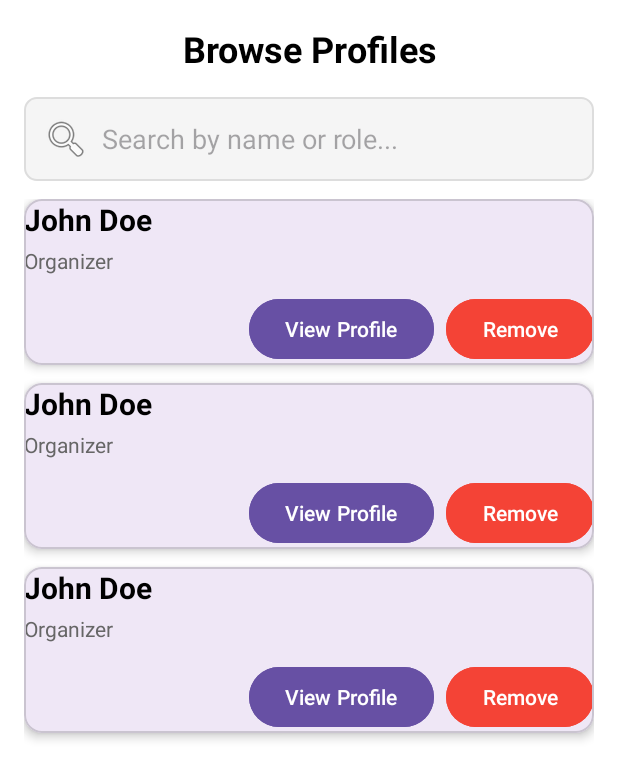
After one commit to CMPUT301F25fusion1/fusion1-events, an Android app: the layout activity_profile_browse.xml on its own in the app's theme, with its tools: preview values and no code run, on a phone screen of 412 x 824 dp. The commit adds this screen. Shown: the top 779 px of the screen. Run offline under Robolectric (Android 15) with nearby library versions, the phone set to English and light mode, and no system bars.

Commit message:
Kalista (#71)
* US 03.06.01: admin browse images

* add design

* check

* merge with main

* select entrants

```diff
--- a/code/fusion1events/app/build.gradle.kts
+++ b/code/fusion1events/app/build.gradle.kts
@@ -57,6 +57,9 @@ dependencies {
     implementation(platform("com.google.firebase:firebase-bom:34.4.0"))
     implementation("com.google.firebase:firebase-analytics")
     implementation("com.google.firebase:firebase-firestore")
+    implementation("com.cloudinary:cloudinary-android:2.3.1")
+    implementation ("com.github.bumptech.glide:glide:4.16.0")
+    annotationProcessor ("com.github.bumptech.glide:compiler:4.16.0")
 
     testImplementation("com.google.truth:truth:1.4.2")
 
--- a/code/fusion1events/app/src/main/AndroidManifest.xml
+++ b/code/fusion1events/app/src/main/AndroidManifest.xml
@@ -2,7 +2,7 @@
 <manifest xmlns:android="http://schemas.android.com/apk/res/android"
     package="com.example.fusion1_events"
     xmlns:tools="http://schemas.android.com/tools">
-
+    <uses-permission android:name="android.permission.INTERNET" />
     <application
         android:allowBackup="true"
         android:dataExtractionRules="@xml/data_extraction_rules"
@@ -14,6 +14,7 @@
         android:theme="@style/Theme.Fusion1events">
         <activity
             android:name=".LoadAppActivity"
+
             android:exported="true">
             <intent-filter>
                 <action android:name="android.intent.action.MAIN" />
@@ -36,6 +37,8 @@
         <activity android:name=".AdminBrowseImagesActivity" />
         <activity android:name=".AdminEventDetailsActivity" />
         <activity android:name=".AdminProfileDetailsActivity"/>
+        <activity android:name=".ProfileViewActivity"/>
+        <activity android:name=".SampleEntrantsActivity"/>
 
 
 
--- /dev/null
+++ b/code/fusion1events/app/src/main/res/drawable/rounded_grey_button.xml
@@ -0,0 +1,6 @@
+<?xml version="1.0" encoding="utf-8"?>
+<shape xmlns:android="http://schemas.android.com/apk/res/android"
+    android:shape="rectangle">
+    <solid android:color="#D3D3D3" /> <!-- light grey -->
+    <corners android:radius="16dp" />
+</shape>
--- /dev/null
+++ b/code/fusion1events/app/src/main/res/drawable/search_box_bg.xml
@@ -0,0 +1,7 @@
+<?xml version="1.0" encoding="utf-8"?>
+<shape xmlns:android="http://schemas.android.com/apk/res/android"
+    android:shape="rectangle">
+    <solid android:color="#F5F5F5" />
+    <corners android:radius="8dp" />
+    <stroke android:color="#DDDDDD" android:width="1dp" />
+</shape>
--- /dev/null
+++ b/code/fusion1events/app/src/main/res/layout/activity_profile_browse.xml
@@ -0,0 +1,43 @@
+<?xml version="1.0" encoding="utf-8"?>
+<LinearLayout xmlns:android="http://schemas.android.com/apk/res/android"
+    xmlns:tools="http://schemas.android.com/tools"
+    android:layout_width="match_parent"
+    android:layout_height="match_parent"
+    android:orientation="vertical"
+    android:padding="16dp"
+    android:background="@android:color/white">
+
+    <!-- Title -->
+    <TextView
+        android:id="@+id/titleText"
+        android:layout_width="match_parent"
+        android:layout_height="wrap_content"
+        android:text="Browse Profiles"
+        android:textSize="24sp"
+        android:textStyle="bold"
+        android:textColor="#000000"
+        android:gravity="center"
+        android:paddingBottom="8dp"
+        android:layout_marginBottom="8dp" />
+
+    <!-- Optional Search Bar / Filter -->
+    <EditText
+        android:id="@+id/searchProfiles"
+        android:layout_width="match_parent"
+        android:layout_height="wrap_content"
+        android:hint="Search by name or role..."
+        android:padding="12dp"
+        android:background="@drawable/search_box_bg"
+        android:drawableStart="@android:drawable/ic_menu_search"
+        android:drawablePadding="8dp"
+        android:layout_marginBottom="12dp" />
+
+    <!-- RecyclerView to show all profiles -->
+    <androidx.recyclerview.widget.RecyclerView
+        android:id="@+id/recyclerViewProfiles"
+        android:layout_width="match_parent"
+        android:layout_height="match_parent"
+        android:scrollbars="vertical"
+        tools:listitem="@layout/activity_profile_card" />
+
+</LinearLayout>
--- /dev/null
+++ b/code/fusion1events/app/src/main/res/layout/activity_profile_card.xml
@@ -0,0 +1,66 @@
+<?xml version="1.0" encoding="utf-8"?>
+<com.google.android.material.card.MaterialCardView xmlns:android="http://schemas.android.com/apk/res/android"
+    xmlns:app="http://schemas.android.com/apk/res-auto"
+    android:layout_width="match_parent"
+    android:layout_height="wrap_content"
+    android:layout_marginBottom="12dp"
+    app:cardCornerRadius="12dp"
+    app:cardElevation="4dp"
+    android:foreground="?android:attr/selectableItemBackground"
+    android:padding="12dp">
+
+    <LinearLayout
+        android:layout_width="match_parent"
+        android:layout_height="wrap_content"
+        android:orientation="vertical">
+
+        <!-- Profile Name -->
+        <TextView
+            android:id="@+id/textProfileName"
+            android:layout_width="match_parent"
+            android:layout_height="wrap_content"
+            android:paddingBottom="4dp"
+            android:text="John Doe"
+            android:textColor="#000000"
+            android:textSize="20sp"
+            android:textStyle="bold" />
+
+        <!-- Role -->
+        <TextView
+            android:id="@+id/textProfileRole"
+            android:layout_width="match_parent"
+            android:layout_height="wrap_content"
+            android:text="Organizer"
+            android:textSize="14sp"
+            android:textColor="#666666"
+            android:paddingBottom="8dp" />
+
+        <!-- Buttons for actions -->
+        <LinearLayout
+            android:layout_width="match_parent"
+            android:layout_height="wrap_content"
+            android:layout_marginTop="4dp"
+            android:gravity="end"
+            android:orientation="horizontal">
+
+            <Button
+                android:id="@+id/buttonViewProfile"
+                android:layout_width="wrap_content"
+                android:layout_height="wrap_content"
+                android:layout_marginEnd="8dp"
+                android:backgroundTint="#ff6750a4"
+                android:text="View Profile"
+                android:textColor="#FFFFFF" />
+
+            <Button
+                android:id="@+id/buttonRemoveProfile"
+                android:layout_width="wrap_content"
+                android:layout_height="wrap_content"
+                android:backgroundTint="#F44336"
+                android:text="Remove"
+                android:textColor="#FFFFFF" />
+        </LinearLayout>
+
+    </LinearLayout>
+
+</com.google.android.material.card.MaterialCardView>
--- a/code/fusion1events/app/src/main/res/menu/menu_event_options.xml
+++ b/code/fusion1events/app/src/main/res/menu/menu_event_options.xml
@@ -6,4 +6,8 @@
     <item
         android:id="@+id/action_delete"
         android:title="Delete" />
+    <item
+        android:id="@+id/action_sample"
+        android:title="Sample Entrants" />
+
 </menu>
```
Also changed, not shown: code/fusion1events/app/src/main/java/com/example/fusion1_events/EntrantSampler.java (added, +26 -0 lines), code/fusion1events/app/src/main/java/com/example/fusion1_events/EventItem.java (added, +41 -0 lines), code/fusion1events/app/src/main/java/com/example/fusion1_events/EventsAdapter.java (+8 -0 lines), code/fusion1events/app/src/main/java/com/example/fusion1_events/OrganizerHomeActivity.java (+9 -0 lines), code/fusion1events/app/src/main/java/com/example/fusion1_events/SampleEntrantsActivity.java (added, +159 -0 lines), code/fusion1events/app/src/main/res/layout/activity_sample_entrants.xml (added, +50 -0 lines), code/fusion1events/app/src/main/res/drawable/placeholder_image.png (added), 1 other file.
